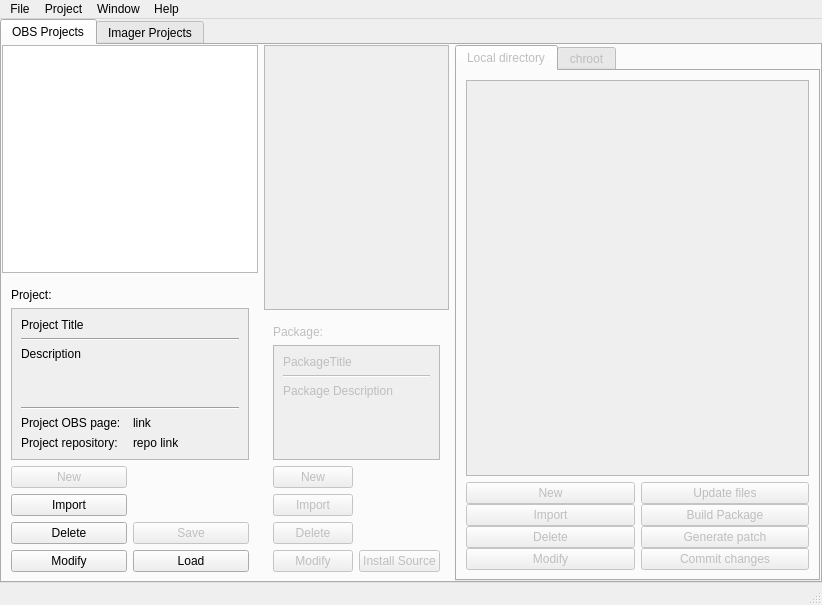
Qt form src/ObsLightGui/ui/obsLightMain.ui (ronan22/obs-light) before a commit.
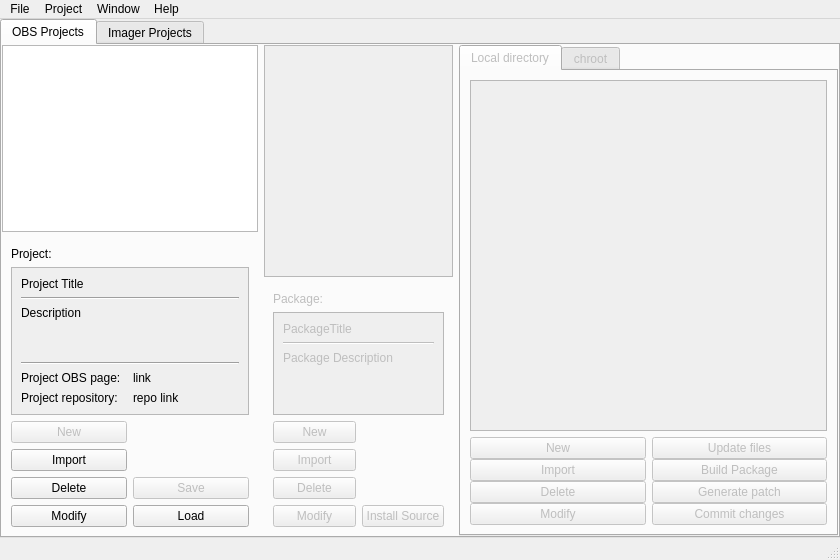
The same form after that commit.

Commit message: - fixed no-selection bug in ProjectManager.py - added tooltips on many UI buttons

```diff
--- a/src/ObsLightGui/ui/obsLightMain.ui
+++ b/src/ObsLightGui/ui/obsLightMain.ui
@@ -6,8 +6,8 @@
    <rect>
     <x>0</x>
     <y>0</y>
-    <width>822</width>
-    <height>605</height>
+    <width>840</width>
+    <height>560</height>
    </rect>
   </property>
   <property name="windowTitle">
@@ -75,6 +75,18 @@
               </property>
               <item>
                <widget class="QListWidget" name="obsProjectsListWidget">
+                <property name="sizePolicy">
+                 <sizepolicy hsizetype="Expanding" vsizetype="MinimumExpanding">
+                  <horstretch>0</horstretch>
+                  <verstretch>0</verstretch>
+                 </sizepolicy>
+                </property>
+                <property name="minimumSize">
+                 <size>
+                  <width>0</width>
+                  <height>80</height>
+                 </size>
+                </property>
                 <property name="autoScrollMargin">
                  <number>16</number>
                 </property>
@@ -347,8 +359,8 @@
                      <rect>
                       <x>0</x>
                       <y>0</y>
-                      <width>169</width>
-                      <height>126</height>
+                      <width>175</width>
+                      <height>104</height>
                      </rect>
                     </property>
                     <layout class="QVBoxLayout" name="verticalLayout_3">
@@ -500,8 +512,8 @@
                   </item>
                   <item row="8" column="1">
                    <widget class="QPushButton" name="addFileButton">
-                    <property name="enabled">
-                     <bool>false</bool>
+                    <property name="toolTip">
+                     <string>Import files into the package.</string>
                     </property>
                     <property name="text">
                      <string>Import</string>
@@ -1089,7 +1101,7 @@
     <rect>
      <x>0</x>
      <y>0</y>
-     <width>822</width>
+     <width>840</width>
      <height>20</height>
     </rect>
    </property>
```
Left out of the diff: 48 changed lines with no effect on the pictures. The commit also changes 5 other files.
